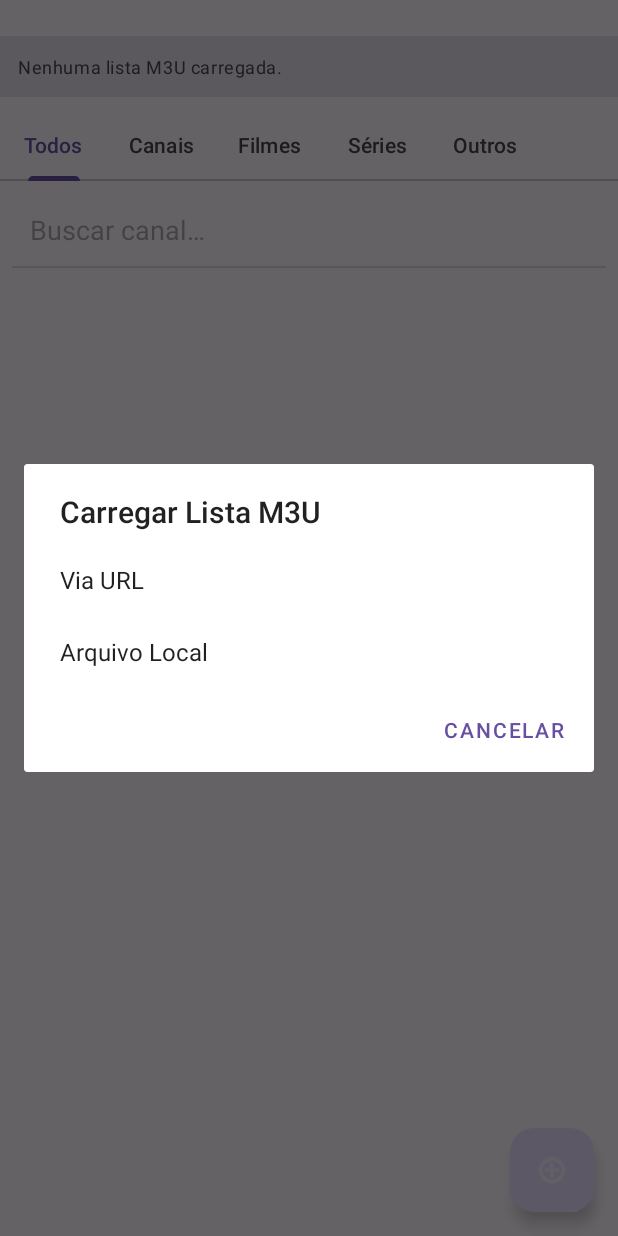
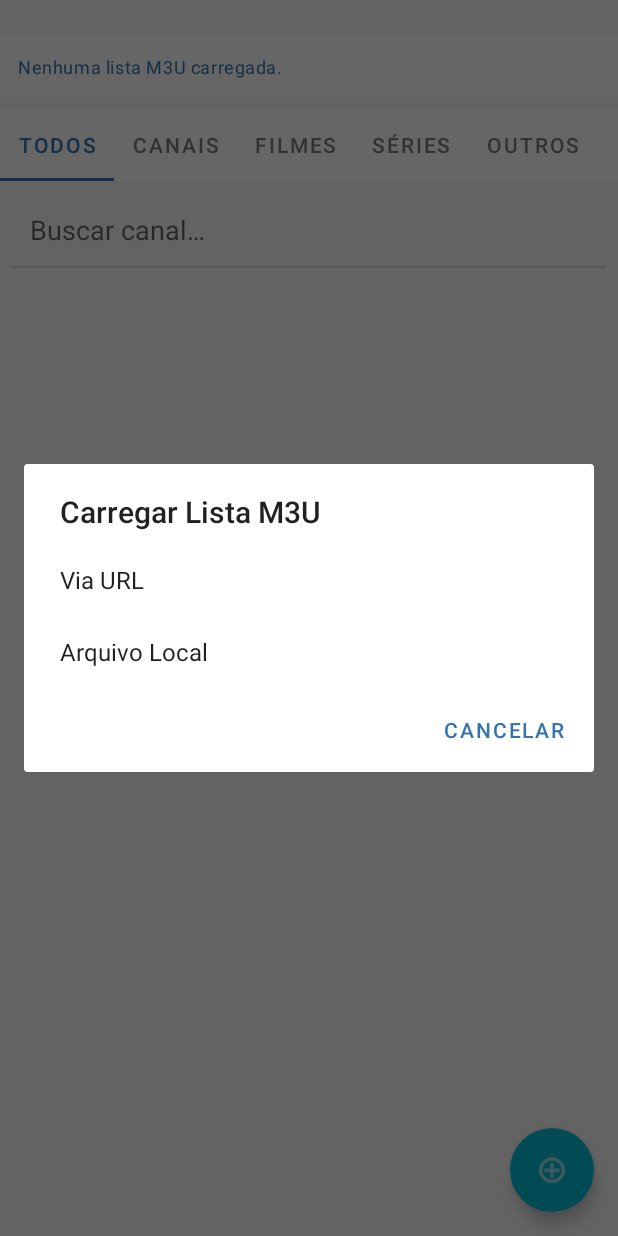
Before and after one commit to admjorgeluiz/TVPlayer, an Android app: the screen it shows after launch (MainActivity), after a tap on "Carregar nova lista M3U", on a phone screen of 412 x 824 dp. Run offline under Robolectric (Android 15) with nearby library versions, the phone set to English and light mode, and no system bars; our stand-ins replace AdMob; pictures from the network do not load.

Commit message:
Ajuste de internacionalização na MainActivity.kt, limpeza de lixo no código e facelift no visual

```diff
--- a/app/build.gradle.kts
+++ b/app/build.gradle.kts
@@ -14,8 +14,8 @@ android {
         applicationId = "com.jorgenascimento.tvplayer"
         minSdk = 24
         targetSdk = 36
-        versionCode = 6
-        versionName = "1.0.6"
+        versionCode = 7
+        versionName = "1.0.7"
 
         testInstrumentationRunner = "androidx.test.runner.AndroidJUnitRunner"
     }
--- a/app/src/main/res/layout/activity_main.xml
+++ b/app/src/main/res/layout/activity_main.xml
@@ -12,11 +12,10 @@
         android:layout_width="0dp"
         android:layout_height="wrap_content"
         android:layout_marginTop="24dp"
-        android:background="?attr/colorSurfaceVariant"
+        android:background="?attr/colorSurface"
         android:padding="12dp"
         android:textAppearance="?attr/textAppearanceCaption"
-        android:textColor="?attr/colorOnSurfaceVariant"
-        app:layout_constraintEnd_toEndOf="parent"
+        android:textColor="?attr/colorPrimary"        app:layout_constraintEnd_toEndOf="parent"
         app:layout_constraintStart_toStartOf="parent"
         app:layout_constraintTop_toTopOf="parent"
         tools:text="Lista: Meus Canais VIP\nURL: http://lista.com/vip.m3u" />
@@ -35,12 +34,14 @@
         android:id="@+id/edtSearch"
         android:layout_width="0dp"
         android:layout_height="wrap_content"
+        android:autofillHints=""
         android:hint="@string/buscar_canal"
         android:padding="12dp"
         android:layout_marginStart="8dp"
         android:layout_marginEnd="8dp"
         android:layout_marginTop="8dp"
-        android:background="@android:color/transparent" android:inputType="text"
+        android:background="@android:color/transparent"
+        android:inputType="text"
         android:maxLines="1"
         app:layout_constraintTop_toBottomOf="@id/tabLayoutCategories" app:layout_constraintStart_toStartOf="parent"
         app:layout_constraintEnd_toEndOf="parent"/>
@@ -76,14 +77,16 @@
         android:layout_width="wrap_content"
         android:layout_height="wrap_content"
         android:src="@android:drawable/ic_menu_add"
-        app:tint="@color/fab_icon_tint" android:contentDescription="@string/fab_content_description_load_m3u"
+        app:tint="@color/fab_icon_tint"
+        android:contentDescription="@string/fab_content_description_load_m3u"
         app:layout_constraintEnd_toEndOf="parent"
         app:layout_constraintBottom_toTopOf="@id/adViewMain"
         android:layout_margin="16dp"/>
 
     <ProgressBar
         android:id="@+id/progressBarLoading"
-        style="?android:attr/progressBarStyle" android:visibility="gone"
+        style="?android:attr/progressBarStyle"
+        android:visibility="gone"
         android:layout_width="wrap_content"
         android:layout_height="wrap_content"
         app:layout_constraintTop_toTopOf="parent"
@@ -97,7 +100,8 @@
         android:layout_width="0dp"
         android:layout_height="wrap_content"
         app:adSize="BANNER"
-        app:adUnitId="@string/ad_unit_banner" app:layout_constraintBottom_toBottomOf="parent"
+        app:adUnitId="@string/ad_unit_banner"
+        app:layout_constraintBottom_toBottomOf="parent"
         app:layout_constraintStart_toStartOf="parent"
         app:layout_constraintEnd_toEndOf="parent"/>
 
--- a/app/src/main/res/values-night/themes.xml
+++ b/app/src/main/res/values-night/themes.xml
@@ -1,7 +1,29 @@
 <resources xmlns:tools="http://schemas.android.com/tools">
-    <!-- Base application theme. -->
-    <style name="Base.Theme.TVPlayer" parent="Theme.Material3.DayNight.NoActionBar">
-        <!-- Customize your dark theme here. -->
-        <!-- <item name="colorPrimary">@color/my_dark_primary</item> -->
+    <!-- Tema Base da Aplicação (Tema Escuro) -->
+    <style name="Theme.TVPlayer" parent="Theme.MaterialComponents.DayNight.NoActionBar">
+        <!-- Cores Primárias -->
+        <item name="colorPrimary">@color/blue_400</item>
+        <item name="colorPrimaryVariant">@color/blue_400</item>
+        <item name="colorOnPrimary">@color/black</item>
+
+        <!-- Cores Secundárias -->
+        <item name="colorSecondary">@color/teal_300</item>
+        <item name="colorSecondaryVariant">@color/teal_300</item>
+        <item name="colorOnSecondary">@color/black</item>
+
+        <!-- Cor da Barra de Status -->
+        <item name="android:statusBarColor">@android:color/transparent</item>
+        <item name="android:navigationBarColor">@android:color/transparent</item>
+        <item name="android:windowLightStatusBar" tools:targetApi="m">false</item>
+
+        <!-- Cores de Fundo e Superfície -->
+        <item name="android:windowBackground">@color/dark_background</item>
+        <item name="colorSurface">@color/dark_surface</item>
+        <item name="colorOnSurface">@color/text_light</item>
+    </style>
+
+    <!-- Estilo para o botão de Cast (Versão Escura) -->
+    <style name="CustomMediaRouteButtonStyle" parent="Widget.MediaRouter.MediaRouteButton">
+        <item name="mediaRouteButtonTint">@android:color/white</item>
     </style>
 </resources>
--- a/app/src/main/res/values/colors.xml
+++ b/app/src/main/res/values/colors.xml
@@ -1,6 +1,21 @@
 <?xml version="1.0" encoding="utf-8"?>
 <resources>
+    <!-- Cores Base -->
     <color name="black">#FF000000</color>
     <color name="white">#FFFFFFFF</color>
-    <color name="colorPrimary">#FF6200EE</color> <color name="fab_icon_tint">@color/white</color>
-    <color name="toolbar_background">@color/colorPrimary</color> </resources>
+
+    <!-- Paleta de Cores -->
+    <color name="blue_500">#FF3774AD</color>
+    <color name="blue_400">#FF5F9ED9</color>
+    <color name="teal_300">#FF00BCD4</color>
+
+    <color name="dark_background">#FF121212</color>
+    <color name="dark_surface">#FF1E1E1E</color>
+
+    <color name="light_background">#FFF8F9FA</color>
+    <color name="light_surface">#FFFFFFFF</color>
+
+    <color name="text_light">#E0E0E0</color>
+    <color name="text_dark">#FF212121</color>
+    <color name="fab_icon_tint">#FFFFFFFF</color>
+</resources>
--- a/app/src/main/res/values/themes.xml
+++ b/app/src/main/res/values/themes.xml
@@ -1,14 +1,30 @@
 <resources xmlns:tools="http://schemas.android.com/tools">
-    <!-- Base application theme. -->
-    <style name="Base.Theme.TVPlayer" parent="Theme.Material3.DayNight.NoActionBar">
-        <!-- Customize your light theme here. -->
-        <!-- <item name="colorPrimary">@color/my_light_primary</item> -->
+    <!-- Tema Base da Aplicação (Tema Claro) -->
+    <style name="Theme.TVPlayer" parent="Theme.MaterialComponents.DayNight.NoActionBar">
+        <!-- Cores Primárias -->
+        <item name="colorPrimary">@color/blue_500</item>
+        <item name="colorPrimaryVariant">@color/blue_400</item>
+        <item name="colorOnPrimary">@color/white</item>
+
+        <!-- Cores Secundárias -->
+        <item name="colorSecondary">@color/teal_300</item>
+        <item name="colorSecondaryVariant">@color/teal_300</item>
+        <item name="colorOnSecondary">@color/black</item>
+
+        <!-- Cor da Barra de Status -->
+        <item name="android:statusBarColor">@android:color/transparent</item>
+        <item name="android:navigationBarColor">@android:color/transparent</item>
+        <item name="android:windowLightStatusBar" tools:targetApi="m">true</item>
+
+        <!-- Cores de Fundo e Superfície -->
+        <item name="android:windowBackground">@color/light_background</item>
+        <item name="colorSurface">@color/light_surface</item>
+        <item name="colorOnSurface">@color/text_dark</item>
     </style>
 
-    <style name="Theme.TVPlayer" parent="Base.Theme.TVPlayer" />
-
+    <!-- Estilo para o botão de Cast -->
     <style name="CustomMediaRouteButtonStyle" parent="Widget.MediaRouter.MediaRouteButton">
-        <item name="mediaRouteButtonTint">@android:color/white</item>
+        <!-- No tema claro, o botão pode usar a cor primária -->
+        <item name="mediaRouteButtonTint">?attr/colorPrimary</item>
     </style>
-
 </resources>
```
Also changed, not shown: app/src/main/java/com/jorgenascimento/tvplayer/data/parser/M3UParser.kt (+0 -7 lines), app/src/main/java/com/jorgenascimento/tvplayer/ui/main/ChannelAdapter.kt (+0 -7 lines), app/src/main/java/com/jorgenascimento/tvplayer/ui/main/ChannelViewModel.kt (+2 -6 lines), app/src/main/java/com/jorgenascimento/tvplayer/ui/main/MainActivity.kt (+31 -46 lines), app/src/main/res/layout/activity_list_config.xml (deleted, +0 -84 lines), app/src/main/res/layout/item_channel.xml (+17 -4 lines), 2 other files.
